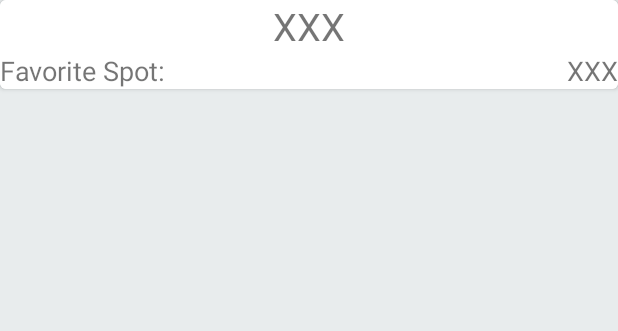
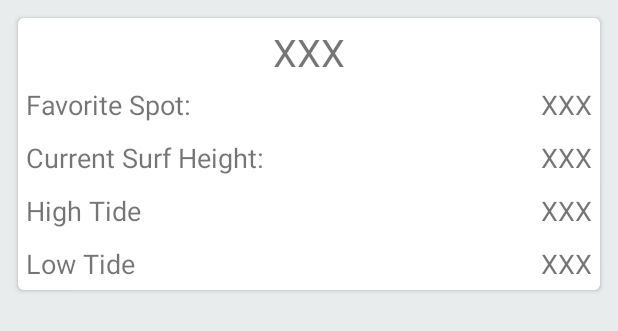
Before and after one commit to jegriffi/SurfCheater, an Android app: the layout fragment_dashboard.xml on its own in the app's theme, with its tools: preview values and no code run, on a phone screen of 412 x 824 dp. Shown: the top 331 px of the screen. Run offline under Robolectric (Android 15) with nearby library versions, the phone set to English and light mode, and no system bars.

Commit message:
Dashboard favorite spot view additions

```diff
--- a/app/src/main/res/layout/fragment_dashboard.xml
+++ b/app/src/main/res/layout/fragment_dashboard.xml
@@ -1,5 +1,4 @@
-<?xml version="1.0" encoding="utf-8"?>
-<RelativeLayout
+<?xml version="1.0" encoding="utf-8"?><RelativeLayout
     xmlns:android="http://schemas.android.com/apk/res/android"
     android:layout_width="match_parent"
     android:layout_height="match_parent"
@@ -7,6 +6,10 @@
 
     <android.support.v7.widget.CardView
         xmlns:card_view="http://schemas.android.com/apk/res-auto"
+        android:layout_marginTop="@dimen/carview_margin_vertical_normal"
+        android:layout_marginBottom="@dimen/carview_margin_vertical_normal"
+        android:layout_marginStart="@dimen/cardview_margin_horizontal_normal"
+        android:layout_marginEnd="@dimen/cardview_margin_horizontal_normal"
         android:layout_width="wrap_content"
         android:layout_height="wrap_content"
         card_view:cardCornerRadius="4dp">
--- a/app/src/main/res/layout/layout_favorite_spot_dashboard_card.xml
+++ b/app/src/main/res/layout/layout_favorite_spot_dashboard_card.xml
@@ -11,35 +11,105 @@
         android:layout_width="match_parent"
         android:layout_height="wrap_content"
         android:gravity="center"
+        android:paddingTop="@dimen/textview_padding_vertical_normal"
         android:text="@string/placeholder"
-        android:textSize="25sp"/>
+        android:textSize="@dimen/textview_font_size_large"/>
 
     <RelativeLayout
         android:layout_width="match_parent"
         android:layout_height="wrap_content"
-        android:layout_gravity="center_horizontal">
+        android:layout_gravity="center_horizontal"
+        android:paddingTop="@dimen/textview_padding_vertical_normal"
+        android:paddingBottom="@dimen/textview_padding_vertical_normal"
+        android:paddingEnd="@dimen/textview_padding_horizontal_normal"
+        android:paddingStart="@dimen/textview_padding_horizontal_normal">
 
         <TextView
             android:layout_width="match_parent"
             android:layout_height="wrap_content"
+            android:gravity="start"
             android:text="@string/favorite_spot_location_title"
-            android:gravity="start"
-            android:textSize="18sp"/>
+            android:textSize="@dimen/textview_font_size_normal"/>
 
         <TextView
-            android:id="@+id/favorite_spot_location"
+            android:id="@+id/tv_favorite_spot_location"
             android:layout_width="match_parent"
             android:layout_height="wrap_content"
             android:gravity="end"
             android:text="@string/placeholder"
-            android:textSize="18sp"/>
+            android:textSize="@dimen/textview_font_size_normal"/>
     </RelativeLayout>
 
-    <RelativeLayout android:layout_width="match_parent"
-                    android:layout_height="wrap_content">
+    <RelativeLayout
+        android:layout_width="match_parent"
+        android:layout_height="wrap_content"
+        android:paddingEnd="@dimen/textview_padding_horizontal_normal"
+        android:paddingStart="@dimen/textview_padding_horizontal_normal"
+        android:paddingTop="@dimen/textview_padding_vertical_normal"
+        android:paddingBottom="@dimen/textview_padding_vertical_normal">
 
+        <TextView
+            android:layout_width="match_parent"
+            android:layout_height="wrap_content"
+            android:gravity="start"
+            android:text="@string/favorite_spot_surf_height_title"
+            android:textSize="@dimen/textview_font_size_normal"/>
 
+        <TextView
+            android:id="@+id/tv_favorite_spot_surf_height"
+            android:layout_width="match_parent"
+            android:layout_height="wrap_content"
+            android:gravity="end"
+            android:text="@string/placeholder"
+            android:textSize="@dimen/textview_font_size_normal"/>
     </RelativeLayout>
 
+    <RelativeLayout
+        android:layout_width="match_parent"
+        android:layout_height="wrap_content"
+        android:paddingEnd="@dimen/textview_padding_horizontal_normal"
+        android:paddingStart="@dimen/textview_padding_horizontal_normal"
+        android:paddingTop="@dimen/textview_padding_vertical_normal"
+        android:paddingBottom="@dimen/textview_padding_vertical_normal">
 
-</LinearLayout>
+        <TextView
+            android:layout_width="match_parent"
+            android:layout_height="wrap_content"
+            android:gravity="start"
+            android:text="@string/favorite_spot_high_tide_title"
+            android:textSize="@dimen/textview_font_size_normal"/>
+
+        <TextView
+            android:id="@+id/tv_favorite_spot_high_tide"
+            android:layout_width="match_parent"
+            android:layout_height="wrap_content"
+            android:gravity="end"
+            android:text="@string/placeholder"
+            android:textSize="@dimen/textview_font_size_normal"/>
+        </RelativeLayout>
+
+    <RelativeLayout
+        android:layout_width="match_parent"
+        android:layout_height="wrap_content"
+        android:paddingEnd="@dimen/textview_padding_horizontal_normal"
+        android:paddingStart="@dimen/textview_padding_horizontal_normal"
+        android:paddingTop="@dimen/textview_padding_vertical_normal"
+        android:paddingBottom="@dimen/textview_padding_vertical_normal">
+
+        <TextView
+            android:layout_width="match_parent"
+            android:layout_height="wrap_content"
+            android:gravity="start"
+            android:text="@string/favorite_spot_low_tide_title"
+            android:textSize="@dimen/textview_font_size_normal"/>
+
+        <TextView
+            android:id="@+id/tv_favorite_spot_low_tide"
+            android:layout_width="match_parent"
+            android:layout_height="wrap_content"
+            android:gravity="end"
+            android:text="@string/placeholder"
+            android:textSize="@dimen/textview_font_size_normal"/>
+    </RelativeLayout>
+
+    </LinearLayout>
--- a/app/src/main/res/values/dimens.xml
+++ b/app/src/main/res/values/dimens.xml
@@ -3,6 +3,16 @@
     <dimen name="activity_horizontal_margin">16dp</dimen>
     <dimen name="activity_vertical_margin">16dp</dimen>
 
+    <!-- margin and padding -->
+    <dimen name="cardview_margin_horizontal_normal">12dp</dimen>
+    <dimen name="carview_margin_vertical_normal">12dp</dimen>
+
+    <dimen name="textview_padding_horizontal_normal">5dp</dimen>
+    <dimen name="textview_padding_vertical_normal">5dp</dimen>
+
+    <!-- text sizes -->
+    <dimen name="textview_font_size_normal">18sp</dimen>
+    <dimen name="textview_font_size_large">25sp</dimen>
 
     <!-- dimens for current surf report view -->
     <dimen name="current_surf_height_title_view_margin_vertical">12dp</dimen>
--- a/app/src/main/res/values/strings.xml
+++ b/app/src/main/res/values/strings.xml
@@ -8,4 +8,7 @@
 
     <!-- favorite spot dashboard card -->
     <string name="favorite_spot_location_title">Favorite Spot:</string>
+    <string name="favorite_spot_surf_height_title">Current Surf Height:</string>
+    <string name="favorite_spot_high_tide_title">High Tide</string>
+    <string name="favorite_spot_low_tide_title">Low Tide</string>
 </resources>
```
